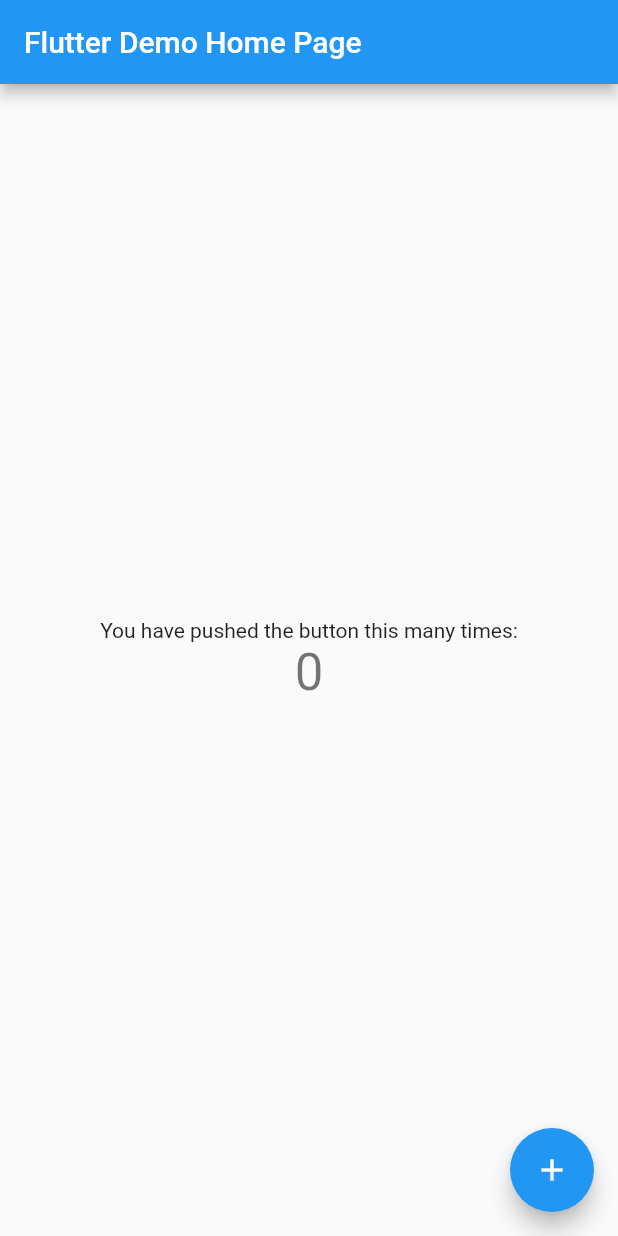
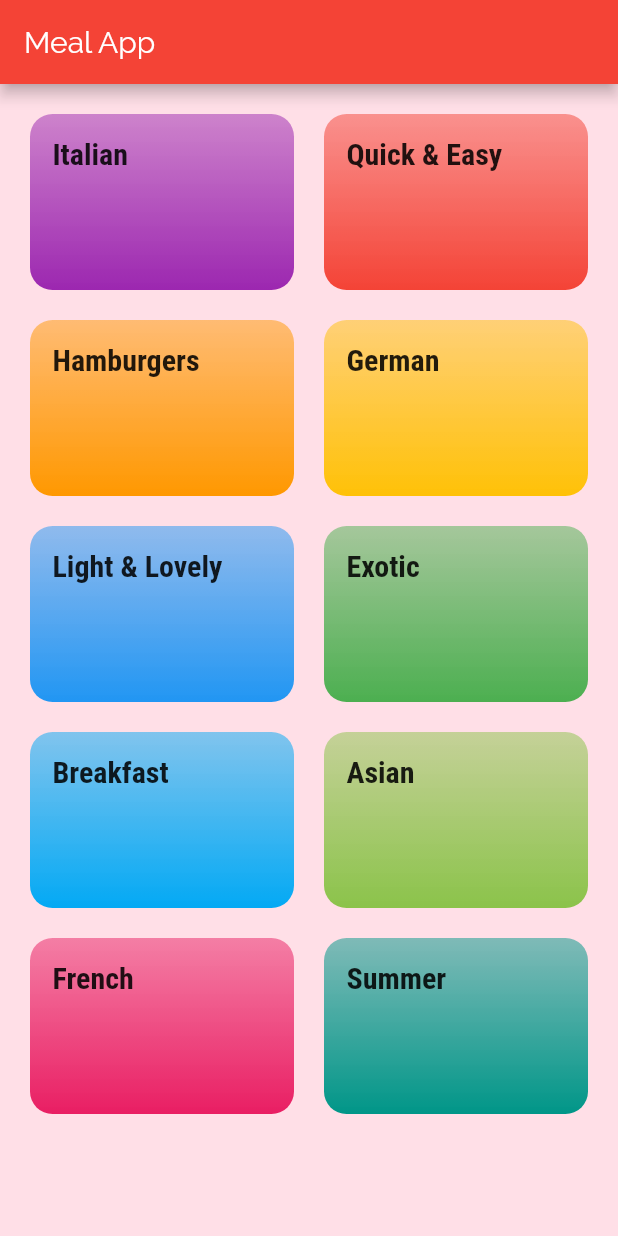
Before and after one commit to kalpeshhpatel/meals_app, a Flutter app: the screen it shows after launch, on a phone screen of 412 x 824 dp. Run offline on Flutter 3.47's test engine with Material 2 defaults, Android fonts, the phone set to English and light mode, and no system bars.

Commit message:
Added Category List

```diff
--- a/lib/main.dart
+++ b/lib/main.dart
@@ -1,4 +1,5 @@
 import 'package:flutter/material.dart';
+import './screens/categoryList.dart';
 
 void main() {
   runApp(MyApp());
@@ -9,7 +10,7 @@ class MyApp extends StatelessWidget {
   @override
   Widget build(BuildContext context) {
     return MaterialApp(
-      title: 'Flutter Demo',
+      title: 'Meals App',
       theme: ThemeData(
         // This is the theme of your application.
         //
@@ -20,98 +21,24 @@ class MyApp extends StatelessWidget {
         // or simply save your changes to "hot reload" in a Flutter IDE).
         // Notice that the counter didn't reset back to zero; the application
         // is not restarted.
-        primarySwatch: Colors.blue,
+        primarySwatch: Colors.red,
+        accentColor: Colors.redAccent,
+        canvasColor: Color.fromRGBO(255, 220, 229, 0.9),
+        fontFamily: 'Raleway',
+        textTheme: ThemeData.light().textTheme.copyWith(
+            body1: TextStyle(color: Color.fromRGBO(20, 51, 51, 1)),
+            body2: TextStyle(color: Color.fromRGBO(20, 51, 51, 1)),
+            title: TextStyle(
+              fontSize: 20,
+              fontFamily: 'RobotoCondensed',
+              fontWeight: FontWeight.bold,
+            )),
         // This makes the visual density adapt to the platform that you run
         // the app on. For desktop platforms, the controls will be smaller and
         // closer together (more dense) than on mobile platforms.
         visualDensity: VisualDensity.adaptivePlatformDensity,
       ),
-      home: MyHomePage(title: 'Flutter Demo Home Page'),
+      home: CategoryList(),
     );
   }
 }
-
-class MyHomePage extends StatefulWidget {
-  MyHomePage({Key key, this.title}) : super(key: key);
-
-  // This widget is the home page of your application. It is stateful, meaning
-  // that it has a State object (defined below) that contains fields that affect
-  // how it looks.
-
-  // This class is the configuration for the state. It holds the values (in this
-  // case the title) provided by the parent (in this case the App widget) and
-  // used by the build method of the State. Fields in a Widget subclass are
-  // always marked "final".
-
-  final String title;
-
-  @override
-  _MyHomePageState createState() => _MyHomePageState();
-}
-
-class _MyHomePageState extends State<MyHomePage> {
-  int _counter = 0;
-
-  void _incrementCounter() {
-    setState(() {
-      // This call to setState tells the Flutter framework that something has
-      // changed in this State, which causes it to rerun the build method below
-      // so that the display can reflect the updated values. If we changed
-      // _counter without calling setState(), then the build method would not be
-      // called again, and so nothing would appear to happen.
-      _counter++;
-    });
-  }
-
-  @override
-  Widget build(BuildContext context) {
-    // This method is rerun every time setState is called, for instance as done
-    // by the _incrementCounter method above.
-    //
-    // The Flutter framework has been optimized to make rerunning build methods
-    // fast, so that you can just rebuild anything that needs updating rather
-    // than having to individually change instances of widgets.
-    return Scaffold(
-      appBar: AppBar(
-        // Here we take the value from the MyHomePage object that was created by
-        // the App.build method, and use it to set our appbar title.
-        title: Text(widget.title),
-      ),
-      body: Center(
-        // Center is a layout widget. It takes a single child and positions it
-        // in the middle of the parent.
-        child: Column(
-          // Column is also a layout widget. It takes a list of children and
-          // arranges them vertically. By default, it sizes itself to fit its
-          // children horizontally, and tries to be as tall as its parent.
-          //
-          // Invoke "debug painting" (press "p" in the console, choose the
-          // "Toggle Debug Paint" action from the Flutter Inspector in Android
-          // Studio, or the "Toggle Debug Paint" command in Visual Studio Code)
-          // to see the wireframe for each widget.
-          //
-          // Column has various properties to control how it sizes itself and
-          // how it positions its children. Here we use mainAxisAlignment to
-          // center the children vertically; the main axis here is the vertical
-          // axis because Columns are vertical (the cross axis would be
-          // horizontal).
-          mainAxisAlignment: MainAxisAlignment.center,
-          children: <Widget>[
-            Text(
-              'You have pushed the button this many times:',
-            ),
-            Text(
-              '$_counter',
-              style: Theme.of(context).textTheme.headline4,
-            ),
-          ],
-        ),
-      ),
-      floatingActionButton: FloatingActionButton(
-        onPressed: _incrementCounter,
-        tooltip: 'Increment',
-        child: Icon(Icons.add),
-      ), // This trailing comma makes auto-formatting nicer for build methods.
-    );
-  }
-}
--- a/lib/models/category.dart
+++ b/lib/models/category.dart
@@ -1,11 +1,11 @@
 import 'package:flutter/material.dart';
 
 class Category {
-  String id;
-  String title;
-  Color color;
+  final String id;
+  final String title;
+  final Color color;
 
-  Category({
+  const Category({
     @required this.id,
     @required this.title,
     this.color = Colors.orange,
--- /dev/null
+++ b/lib/models/dummy_data.dart
@@ -0,0 +1,56 @@
+import 'package:flutter/material.dart';
+
+import './category.dart';
+
+const DUMMY_CATEGORIES = const [
+  Category(
+    id: 'c1',
+    title: 'Italian',
+    color: Colors.purple,
+  ),
+  Category(
+    id: 'c2',
+    title: 'Quick & Easy',
+    color: Colors.red,
+  ),
+  Category(
+    id: 'c3',
+    title: 'Hamburgers',
+    color: Colors.orange,
+  ),
+  Category(
+    id: 'c4',
+    title: 'German',
+    color: Colors.amber,
+  ),
+  Category(
+    id: 'c5',
+    title: 'Light & Lovely',
+    color: Colors.blue,
+  ),
+  Category(
+    id: 'c6',
+    title: 'Exotic',
+    color: Colors.green,
+  ),
+  Category(
+    id: 'c7',
+    title: 'Breakfast',
+    color: Colors.lightBlue,
+  ),
+  Category(
+    id: 'c8',
+    title: 'Asian',
+    color: Colors.lightGreen,
+  ),
+  Category(
+    id: 'c9',
+    title: 'French',
+    color: Colors.pink,
+  ),
+  Category(
+    id: 'c10',
+    title: 'Summer',
+    color: Colors.teal,
+  ),
+];
--- /dev/null
+++ b/lib/screens/categoryItem.dart
@@ -0,0 +1,25 @@
+import 'package:flutter/material.dart';
+import '../models/category.dart';
+
+class CategoryItem extends StatelessWidget {
+  final Category _categoryItem;
+
+  CategoryItem(this._categoryItem);
+
+  @override
+  Widget build(BuildContext context) {
+    return Container(
+      padding: EdgeInsets.all(15),
+      child: Text(
+        _categoryItem.title,
+        style: Theme.of(context).textTheme.title,
+      ),
+      decoration: BoxDecoration(
+          gradient: LinearGradient(colors: [
+            _categoryItem.color.withOpacity(0.5),
+            _categoryItem.color,
+          ], begin: Alignment.topCenter, end: Alignment.bottomCenter),
+          borderRadius: BorderRadius.circular(15)),
+    );
+  }
+}
--- /dev/null
+++ b/lib/screens/categoryList.dart
@@ -0,0 +1,24 @@
+import 'package:flutter/material.dart';
+import 'package:meals_app/screens/categoryItem.dart';
+import '../models/dummy_data.dart';
+
+class CategoryList extends StatelessWidget {
+  @override
+  Widget build(BuildContext context) {
+    return Scaffold(
+      appBar: AppBar(
+        title: Text('Meal App'),
+      ),
+      body: GridView(
+        padding: const EdgeInsets.all(20),
+        children: DUMMY_CATEGORIES.map((e) => CategoryItem(e)).toList(),
+        gridDelegate: SliverGridDelegateWithMaxCrossAxisExtent(
+          maxCrossAxisExtent: 200,
+          childAspectRatio: 3 / 2,
+          crossAxisSpacing: 20,
+          mainAxisSpacing: 20,
+        ),
+      ),
+    );
+  }
+}
```
Also changed, not shown: pubspec.yaml (+17 -6 lines), assets/fonts/Raleway-Black.ttf (added), assets/fonts/Raleway-Bold.ttf (added), assets/fonts/Raleway-Regular.ttf (added), assets/fonts/RobotoCondensed-Bold.ttf (added), assets/fonts/RobotoCondensed-Italic.ttf (added), assets/fonts/RobotoCondensed-Light.ttf (added), assets/fonts/RobotoCondensed-Regular.ttf (added), lib/screens/categories.dart (deleted).
